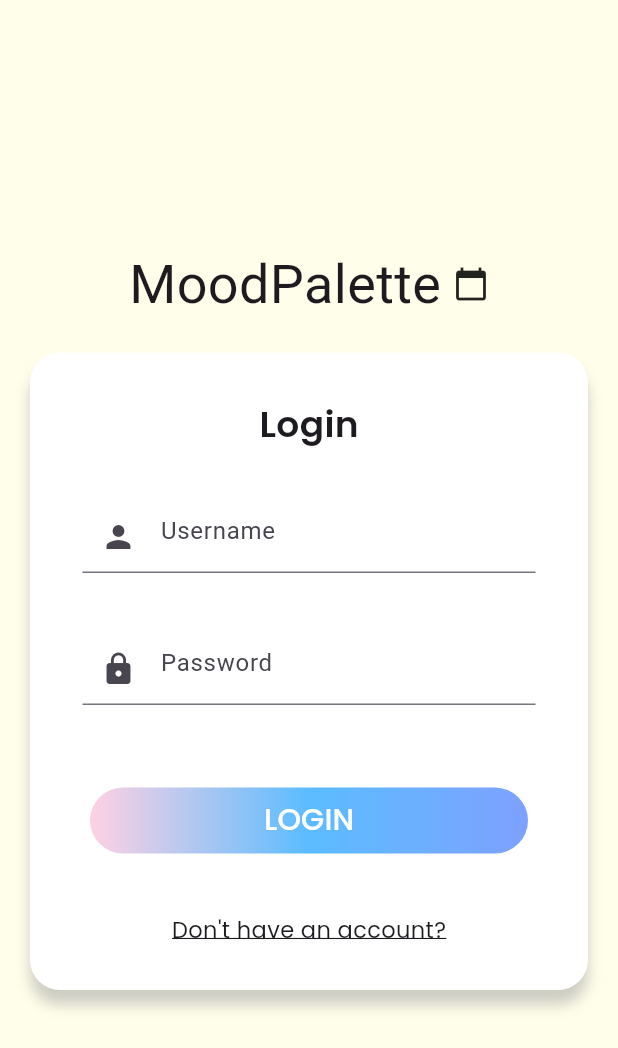
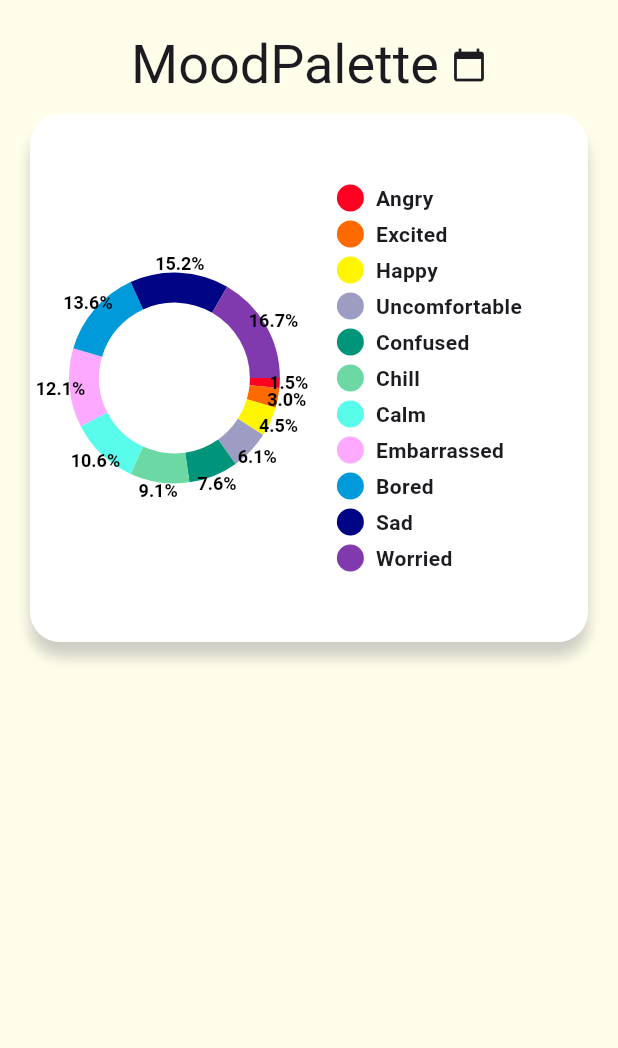
Before and after one commit to ARNE-08/Mood-Palette, a Flutter app: the screen it shows after launch, on a phone screen of 412 x 824 dp. Shown: the top 1048 px of the screen. Run offline on Flutter 3.47's test engine with Material 3 defaults, Android fonts, the phone set to English and light mode, and no system bars; drawn by our look-alikes of pie_chart; our stand-ins replace google_fonts.

Commit message:
[EDIT] StatPage
add PieChart and Color preset

```diff
--- a/mood_palette/lib/main.dart
+++ b/mood_palette/lib/main.dart
@@ -1,5 +1,6 @@
 import 'package:flutter/material.dart';
 import 'package:mood_palette/screen/auth/login.dart';
+import 'package:mood_palette/screen/statistic/stat.dart';
 
 void main() {
   runApp(MyApp());
@@ -11,13 +12,15 @@
     // var colorScheme = Color.fromRGBO(255, 254, 234, 1);
     return MaterialApp(
       title: 'Mood Palette',
+
       theme: ThemeData(
-        //   colorScheme: ColorScheme.fromSwatch(
-        //     backgroundColor: colorScheme, // Set the background color
-        //   // Add more properties such as secondarySwatch, errorColor, etc. if needed
-        // ),
-      ),
-      home: LoginPage(), // Open the login page when the app starts
+          //   colorScheme: ColorScheme.fromSwatch(
+          //     backgroundColor: colorScheme, // Set the background color
+          //   // Add more properties such as secondarySwatch, errorColor, etc. if needed
+          // ),
+          ),
+      //home: LoginPage(), // Open the login page when the app starts
+      home: StatPage(), // Open the statistic page when the app starts
     );
   }
 }
--- a/mood_palette/lib/screen/statistic/stat.dart
+++ b/mood_palette/lib/screen/statistic/stat.dart
@@ -1 +1,112 @@
 import 'package:flutter/material.dart';
+import 'package:google_fonts/google_fonts.dart';
+import 'package:pie_chart/pie_chart.dart';
+
+class StatPage extends StatelessWidget {
+  const StatPage({Key? key}) : super(key: key);
+
+  @override
+  Widget build(BuildContext context) {
+    final Map<String, double> dataMap = {
+      "Angry": 1,
+      "Excited": 2,
+      "Happy": 3,
+      "Uncomfortable": 4,
+      "Confused": 5,
+      "Chill": 6,
+      "Calm": 7,
+      "Embarrassed": 8,
+      "Bored": 9,
+      "Sad": 10,
+      "Worried": 11,
+    };
+
+    final List<Color> colorList = [
+      const Color.fromRGBO(255, 0, 34, 1),
+      const Color.fromRGBO(254, 105, 0, 1),
+      const Color.fromRGBO(255, 245, 0, 1),
+      const Color.fromRGBO(157, 156, 194, 1),
+      const Color.fromRGBO(0, 148, 122, 1),
+      const Color.fromRGBO(108, 217, 164, 1),
+      const Color.fromRGBO(89, 251, 234, 1),
+      const Color.fromRGBO(252, 169, 255, 1),
+      const Color.fromRGBO(0, 153, 218, 1),
+      const Color.fromRGBO(0, 5, 133, 1),
+      const Color.fromRGBO(129, 58, 173, 1),
+    ];
+
+    return Scaffold(
+      appBar: AppBar(
+        backgroundColor: Color.fromRGBO(255, 254, 234, 1), // Set background color to match the container
+        elevation: 0, // Remove the elevation
+        title: Padding(
+          padding: const EdgeInsets.only(top: 30), // Adjust top padding to move the text down
+          child: Row(
+            mainAxisAlignment: MainAxisAlignment.center,
+            children: [
+              Text(
+                'MoodPalette',
+                style: GoogleFonts.singleDay(
+                  textStyle: TextStyle(
+                    fontSize: 36,
+                  ),
+                ),
+              ),
+              SizedBox(width: 8),
+              Icon(Icons.calendar_today), // Calendar icon
+            ],
+          ),
+        ),
+      ),
+      body: Container(
+        color: Color.fromRGBO(255, 254, 234, 1),
+        width: double.infinity,
+        height: double.infinity,
+        child: SingleChildScrollView(
+          child: Column(
+            mainAxisAlignment: MainAxisAlignment.start,
+            crossAxisAlignment: CrossAxisAlignment.center,
+            children: [
+              SizedBox(height: 20),
+              Padding(
+                padding: const EdgeInsets.symmetric(horizontal: 20),
+                child: Container(
+                  padding: EdgeInsets.symmetric(horizontal: 20, vertical: 10),
+                  decoration: BoxDecoration(
+                    color: Colors.white,
+                    borderRadius: BorderRadius.circular(20),
+                    boxShadow: [
+                      BoxShadow(
+                        color: Colors.grey.withOpacity(0.5),
+                        blurRadius: 7,
+                        spreadRadius: 0,
+                        offset: Offset(0, 10), // Bottom shadow
+                      ),
+                    ],
+                  ),
+                  child: Padding(
+                    padding: const EdgeInsets.all(8.0),
+                    child: AspectRatio(
+                      aspectRatio: 1,
+                      child: PieChart(
+                        dataMap: dataMap,
+                        colorList: colorList,
+                        chartType: ChartType.ring,
+                        chartValuesOptions: ChartValuesOptions(
+                          showChartValues: true,
+                          showChartValuesInPercentage: true,
+                          showChartValueBackground: false,
+                          showChartValuesOutside: true,
+                        ),
+                      ),
+                    ),
+                  ),
+                ),
+              ),
+            ],
+          ),
+        ),
+      ),
+    );
+  }
+}
```
Also changed, not shown: mood_palette/pubspec.yaml (+4 -5 lines), mood_palette/pubspec.lock, 5 other files.
